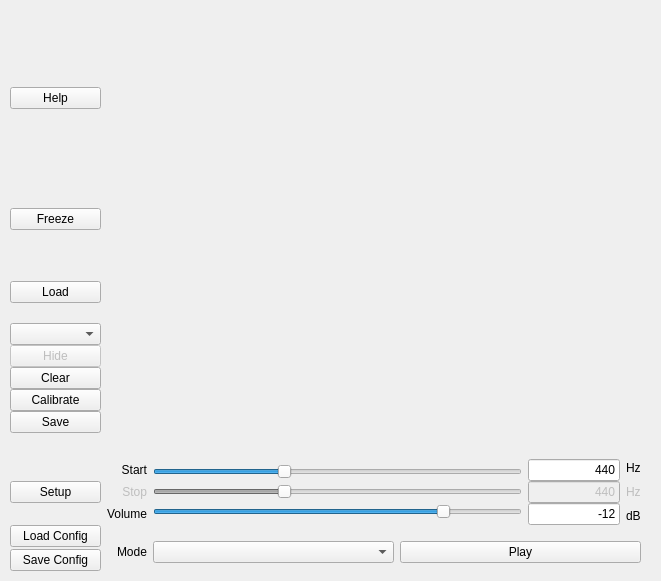
Old version of the form ui_AudioHelperGUI.ui in the repository Rachael-ED/AudioHelper.
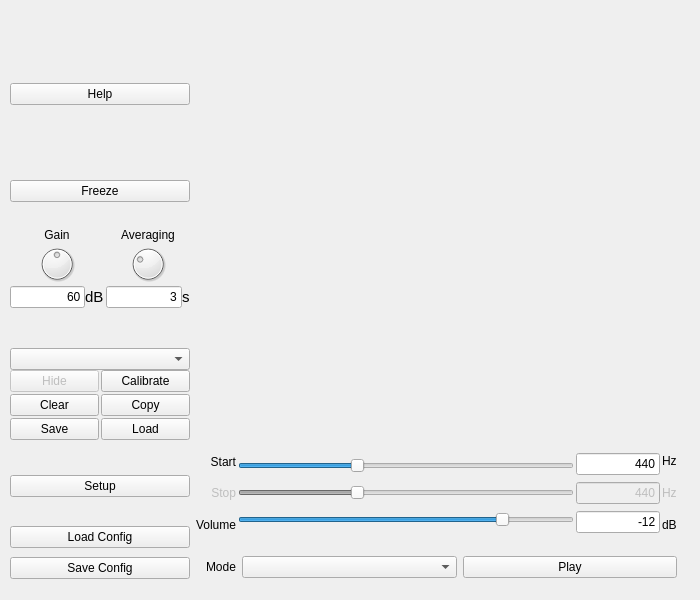
New version of the form. Icons and pictures are not drawn.

Commit message: a) Added Copy button, and hooked it up. b) Added knobs for adjusting gain & averaging, but haven't hooked them up yet. c) Adjusted GUI layout

```diff
--- a/ui_AudioHelperGUI.ui
+++ b/ui_AudioHelperGUI.ui
@@ -6,10 +6,28 @@
    <rect>
     <x>0</x>
     <y>0</y>
-    <width>661</width>
-    <height>581</height>
+    <width>700</width>
+    <height>600</height>
    </rect>
   </property>
+  <property name="sizePolicy">
+   <sizepolicy hsizetype="Fixed" vsizetype="Fixed">
+    <horstretch>0</horstretch>
+    <verstretch>0</verstretch>
+   </sizepolicy>
+  </property>
+  <property name="minimumSize">
+   <size>
+    <width>700</width>
+    <height>600</height>
+   </size>
+  </property>
+  <property name="maximumSize">
+   <size>
+    <width>700</width>
+    <height>600</height>
+   </size>
+  </property>
   <property name="windowTitle">
    <string>Form</string>
   </property>
@@ -18,11 +36,14 @@
     <rect>
      <x>10</x>
      <y>10</y>
-     <width>641</width>
-     <height>563</height>
+     <width>677</width>
+     <height>578</height>
     </rect>
    </property>
-   <layout class="QGridLayout" name="gridLayout" rowstretch="1,0" columnstretch="1,6">
+   <layout class="QGridLayout" name="gridLayout" columnstretch="1,6" rowminimumheight="430,120" columnminimumwidth="180,380">
+    <property name="sizeConstraint">
+     <enum>QLayout::SetMinimumSize</enum>
+    </property>
     <item row="1" column="1">
      <layout class="QVBoxLayout" name="verticalLayout">
       <property name="rightMargin">
@@ -30,6 +51,9 @@
       </property>
       <item>
        <layout class="QHBoxLayout" name="horizontalLayout" stretch="0,4,1,0">
+        <property name="spacing">
+         <number>2</number>
+        </property>
         <item>
          <layout class="QVBoxLayout" name="verticalLayout_6">
           <property name="spacing">
@@ -275,6 +299,9 @@
     </item>
     <item row="0" column="0">
      <layout class="QVBoxLayout" name="verticalLayout_4">
+      <property name="spacing">
+       <number>0</number>
+      </property>
       <item alignment="Qt::AlignHCenter|Qt::AlignTop">
        <widget class="QLabel" name="img_herman">
         <property name="enabled">
@@ -307,19 +334,6 @@
         </property>
        </widget>
       </item>
-      <item>
-       <spacer name="horizontalSpacer_3">
-        <property name="orientation">
-         <enum>Qt::Horizontal</enum>
-        </property>
-        <property name="sizeHint" stdset="0">
-         <size>
-          <width>40</width>
-          <height>20</height>
-         </size>
-        </property>
-       </spacer>
-      </item>
       <item alignment="Qt::AlignVCenter">
        <widget class="QPushButton" name="btn_aud_ana_enable">
         <property name="sizePolicy">
@@ -333,6 +347,154 @@
         </property>
        </widget>
       </item>
+      <item>
+       <layout class="QGridLayout" name="gridLayout_2">
+        <property name="spacing">
+         <number>2</number>
+        </property>
+        <item row="1" column="0">
+         <widget class="QDial" name="knb_ana_gain">
+          <property name="sizePolicy">
+           <sizepolicy hsizetype="Preferred" vsizetype="Preferred">
+            <horstretch>0</horstretch>
+            <verstretch>0</verstretch>
+           </sizepolicy>
+          </property>
+          <property name="maximumSize">
+           <size>
+            <width>16777215</width>
+            <height>40</height>
+           </size>
+          </property>
+          <property name="maximum">
+           <number>120</number>
+          </property>
+          <property name="value">
+           <number>60</number>
+          </property>
+         </widget>
+        </item>
+        <item row="1" column="1">
+         <widget class="QDial" name="knb_ana_avg">
+          <property name="maximumSize">
+           <size>
+            <width>16777215</width>
+            <height>40</height>
+           </size>
+          </property>
+          <property name="maximum">
+           <number>100</number>
+          </property>
+          <property name="singleStep">
+           <number>5</number>
+          </property>
+          <property name="pageStep">
+           <number>10</number>
+          </property>
+          <property name="value">
+           <number>30</number>
+          </property>
+         </widget>
+        </item>
+        <item row="0" column="0">
+         <widget class="QLabel" name="lbl_ana_gain">
+          <property name="sizePolicy">
+           <sizepolicy hsizetype="Preferred" vsizetype="Preferred">
+            <horstretch>0</horstretch>
+            <verstretch>0</verstretch>
+           </sizepolicy>
+          </property>
+          <property name="text">
+           <string>Gain</string>
+          </property>
+          <property name="alignment">
+           <set>Qt::AlignCenter</set>
+          </property>
+         </widget>
+        </item>
+        <item row="0" column="1">
+         <widget class="QLabel" name="lbl_ana_avg">
+          <property name="text">
+           <string>Averaging</string>
+          </property>
+          <property name="alignment">
+           <set>Qt::AlignCenter</set>
+          </property>
+         </widget>
+        </item>
+        <item row="2" column="0">
+         <layout class="QHBoxLayout" name="horizontalLayout_3">
+          <property name="spacing">
+           <number>0</number>
+          </property>
+          <item>
+           <widget class="QLineEdit" name="txt_ana_gain">
+            <property name="text">
+             <string>60</string>
+            </property>
+            <property name="alignment">
+             <set>Qt::AlignRight|Qt::AlignTrailing|Qt::AlignVCenter</set>
+            </property>
+           </widget>
+          </item>
+          <item>
+           <widget class="QLabel" name="lbl_ana_gain_unit">
+            <property name="font">
+             <font>
+              <pointsize>11</pointsize>
+             </font>
+            </property>
+            <property name="text">
+             <string>dB</string>
+            </property>
+           </widget>
+          </item>
+         </layout>
+        </item>
+        <item row="2" column="1">
+         <layout class="QHBoxLayout" name="horizontalLayout_4">
+          <property name="spacing">
+           <number>0</number>
+          </property>
+          <item>
+           <widget class="QLineEdit" name="txt_ana_avg">
+            <property name="text">
+             <string>3</string>
+            </property>
+            <property name="alignment">
+             <set>Qt::AlignRight|Qt::AlignTrailing|Qt::AlignVCenter</set>
+            </property>
+           </widget>
+          </item>
+          <item>
+           <widget class="QLabel" name="lbl_ana_avg_unit">
+            <property name="font">
+             <font>
+              <pointsize>11</pointsize>
+             </font>
+            </property>
+            <property name="text">
+             <string>s</string>
+            </property>
+           </widget>
+          </item>
+         </layout>
+        </item>
+       </layout>
+      </item>
+      <item>
+       <spacer name="horizontalSpacer">
+        <property name="orientation">
+         <enum>Qt::Horizontal</enum>
+        </property>
+        <property name="sizeHint" stdset="0">
+         <size>
+          <width>40</width>
+          <height>20</height>
+         </size>
+        </property>
+       </spacer>
+      </item>
       <item>
        <spacer name="horizontalSpacer_4">
         <property name="orientation">
@@ -347,86 +509,103 @@
        </spacer>
       </item>
       <item>
-       <layout class="QVBoxLayout" name="verticalLayout_7">
+       <widget class="QComboBox" name="cmb_aud_ana_cal">
+        <property name="sizePolicy">
+         <sizepolicy hsizetype="Preferred" vsizetype="Fixed">
+          <horstretch>0</horstretch>
+          <verstretch>0</verstretch>
+         </sizepolicy>
+        </property>
+       </widget>
+      </item>
+      <item>
+       <layout class="QGridLayout" name="gridLayout_3">
         <property name="spacing">
-         <number>0</number>
+         <number>2</number>
         </property>
-        <item>
-         <widget class="QPushButton" name="btn_load_data">
-          <property name="text">
-           <string>Load</string>
-          </property>
-         </widget>
-        </item>
-        <item>
-         <spacer name="horizontalSpacer_7">
-          <property name="orientation">
-           <enum>Qt::Horizontal</enum>
-          </property>
-          <property name="sizeHint" stdset="0">
-           <size>
-            <width>40</width>
-            <height>20</height>
-           </size>
-          </property>
-         </spacer>
-        </item>
-        <item>
-         <widget class="QComboBox" name="cmb_aud_ana_cal">
-          <property name="sizePolicy">
-           <sizepolicy hsizetype="Minimum" vsizetype="Fixed">
-            <horstretch>0</horstretch>
-            <verstretch>0</verstretch>
-           </sizepolicy>
-          </property>
-         </widget>
-        </item>
-        <item>
+        <item row="0" column="0">
          <widget class="QPushButton" name="btn_showhide_data">
           <property name="enabled">
            <bool>false</bool>
           </property>
+          <property name="minimumSize">
+           <size>
+            <width>70</width>
+            <height>0</height>
+           </size>
+          </property>
           <property name="text">
            <string>Hide</string>
           </property>
          </widget>
         </item>
-        <item>
+        <item row="1" column="0">
          <widget class="QPushButton" name="btn_clear_data">
+          <property name="minimumSize">
+           <size>
+            <width>70</width>
+            <height>0</height>
+           </size>
+          </property>
           <property name="text">
            <string>Clear</string>
           </property>
          </widget>
         </item>
-        <item>
-         <widget class="QPushButton" name="btn_aud_ana_cal">
-          <property name="text">
-           <string>Calibrate</string>
-          </property>
-         </widget>
-        </item>
-        <item>
+        <item row="2" column="0">
          <widget class="QPushButton" name="btn_save_data">
+          <property name="minimumSize">
+           <size>
+            <width>70</width>
+            <height>0</height>
+           </size>
+          </property>
           <property name="text">
            <string>Save</string>
           </property>
          </widget>
         </item>
+        <item row="0" column="1">
+         <widget class="QPushButton" name="btn_aud_ana_cal">
+          <property name="minimumSize">
+           <size>
+            <width>70</width>
+            <height>0</height>
+           </size>
+          </property>
+          <property name="text">
+           <string>Calibrate</string>
+          </property>
+         </widget>
+        </item>
+        <item row="2" column="1">
+         <widget class="QPushButton" name="btn_load_data">
+          <property name="minimumSize">
+           <size>
+            <width>70</width>
+            <height>0</height>
+           </size>
+          </property>
+          <property name="text">
+           <string>Load</string>
+          </property>
+         </widget>
+        </item>
+        <item row="1" column="1">
+         <widget class="QPushButton" name="btn_copy_data">
+          <property name="minimumSize">
+           <size>
+            <width>70</width>
+            <height>0</height>
+           </size>
+          </property>
+          <property name="text">
+           <string>Copy</string>
+          </property>
+         </widget>
+        </item>
        </layout>
       </item>
-      <item>
-       <spacer name="horizontalSpacer_5">
-        <property name="orientation">
-         <enum>Qt::Horizontal</enum>
-        </property>
-        <property name="sizeHint" stdset="0">
-         <size>
-          <width>40</width>
-          <height>20</height>
-         </size>
-        </property>
-       </spacer>
-      </item>
      </layout>
     </item>
     <item row="1" column="0">
@@ -435,7 +614,7 @@
        <number>0</number>
       </property>
       <item>
-       <spacer name="horizontalSpacer_6">
+       <spacer name="horizontalSpacer_3">
         <property name="orientation">
          <enum>Qt::Horizontal</enum>
         </property>
```
The commit also changes 2 other files.
